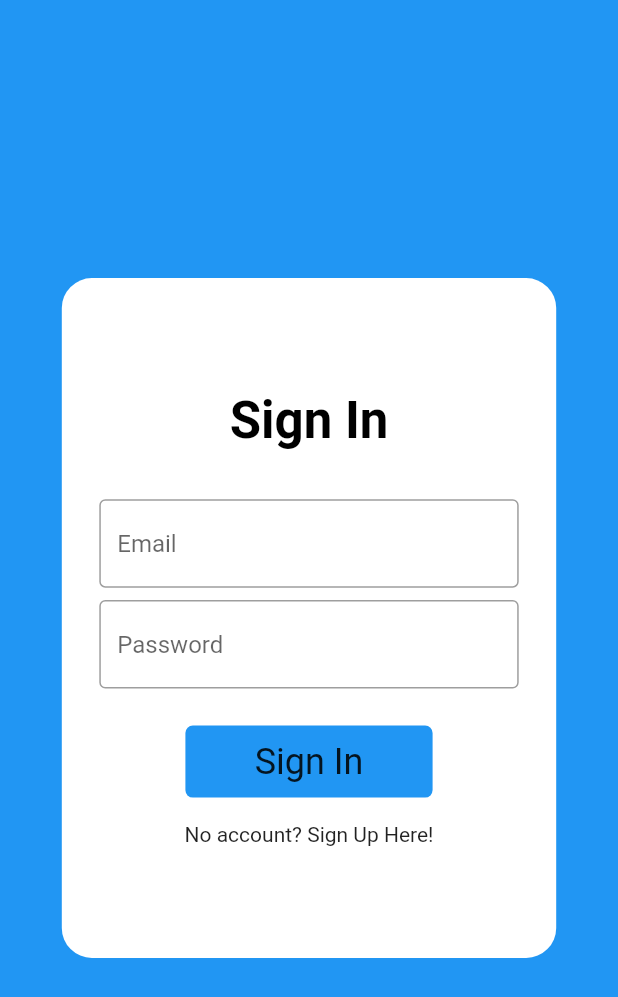
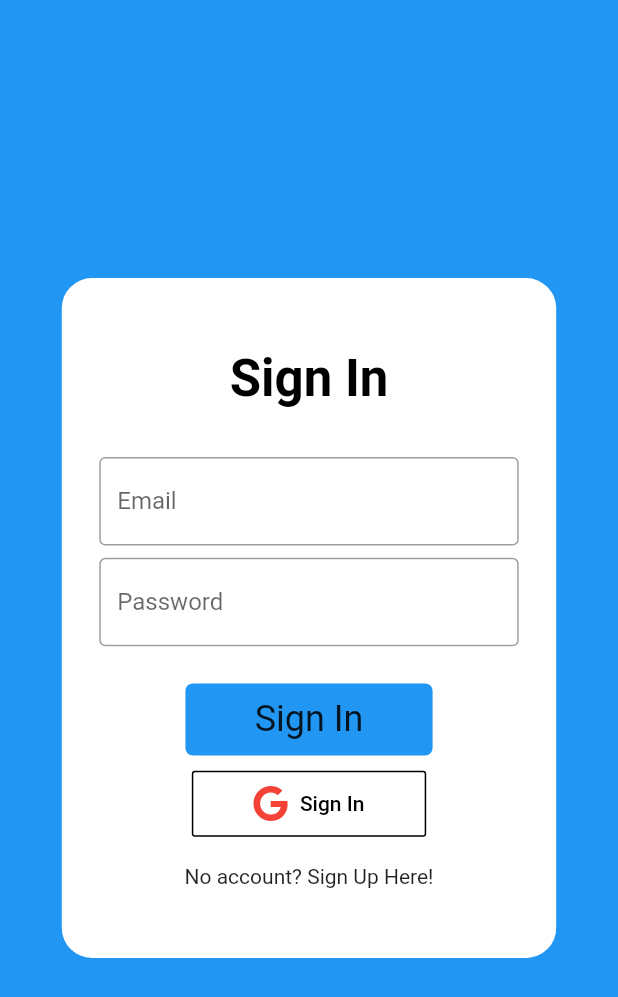
Before and after one commit to KhalidWar/ChittyChatty, a Flutter app: the SignInScreen screen opened directly, on a phone screen of 412 x 824 dp. Shown: the top 997 px of the screen. Run offline on Flutter 3.47's test engine with Material 2 defaults, Android fonts, the phone set to English and light mode, and no system bars; our stand-ins replace cloud_firestore, firebase_auth, firebase_core, flutter_riverpod, flutter_svg, font_awesome_flutter and 2 more; accounts and stored records are empty.

Commit message:
Added Google Sign In

```diff
--- a/lib/screens/authentication/sign_in_screen.dart
+++ b/lib/screens/authentication/sign_in_screen.dart
@@ -1,11 +1,14 @@
 import 'package:chittychatty/screens/authentication/sign_up_screen.dart';
+import 'package:chittychatty/services/google_sign_in.dart';
 import 'package:chittychatty/state_management/auth_state_manager.dart';
 import 'package:chittychatty/utilities/form_validator.dart';
 import 'package:chittychatty/widgets/error_message_alert.dart';
 import 'package:flutter/cupertino.dart';
 import 'package:flutter/material.dart';
+import 'package:flutter/painting.dart';
 import 'package:flutter/services.dart';
 import 'package:flutter_riverpod/all.dart';
+import 'package:font_awesome_flutter/font_awesome_flutter.dart';
 
 import '../../constants.dart';
 
@@ -22,6 +25,9 @@ class SignInScreen extends ConsumerWidget {
     final setEmail = authStateProvider.setEmail;
     final setPassword = authStateProvider.setPassword;
     final signIn = authStateProvider.signIn;
+
+    final googleSignInManager = watch(googleSignInProvider);
+    final googleSignIn = googleSignInManager.signIn;
 
     return AnnotatedRegion<SystemUiOverlayStyle>(
       value: SystemUiOverlayStyle(
@@ -47,6 +53,7 @@ class SignInScreen extends ConsumerWidget {
                     key: _formKey,
                     child: Column(
                       mainAxisAlignment: MainAxisAlignment.center,
+                      crossAxisAlignment: CrossAxisAlignment.center,
                       children: [
                         Text(
                           'Sign In',
@@ -97,6 +104,21 @@ class SignInScreen extends ConsumerWidget {
                                   ),
                           ),
                         ),
+                        SizedBox(height: size.height * 0.01),
+                        OutlineButton.icon(
+                          borderSide: BorderSide(color: Colors.black),
+                          textColor: Colors.black,
+                          label: Text('Sign In'),
+                          padding: EdgeInsets.symmetric(
+                            horizontal: size.width * 0.1,
+                            vertical: 10,
+                          ),
+                          icon: FaIcon(
+                            FontAwesomeIcons.google,
+                            color: Colors.red,
+                          ),
+                          onPressed: () => googleSignIn(),
+                        ),
                         SizedBox(height: size.height * 0.02),
                         GestureDetector(
                           onTap: () {
```
Also changed, not shown: lib/services/google_sign_in.dart (added, +45 -0 lines), pubspec.yaml (+6 -3 lines), pubspec.lock.
